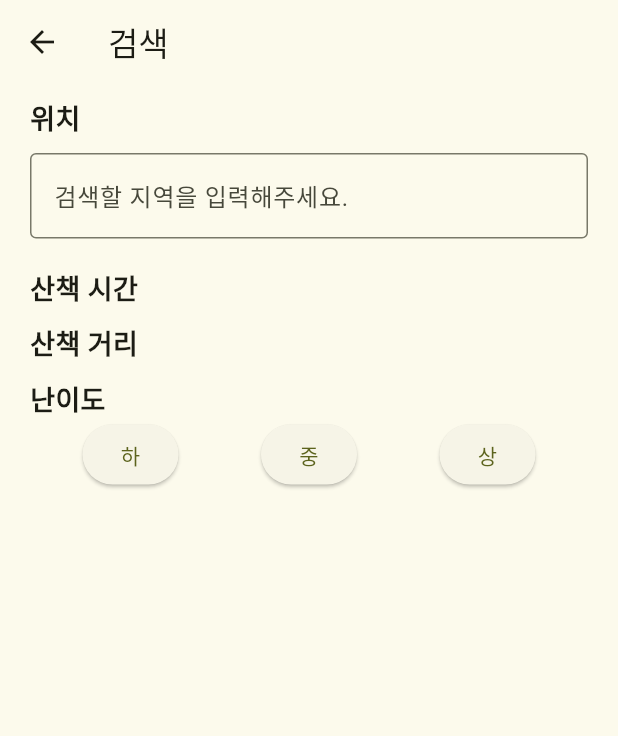
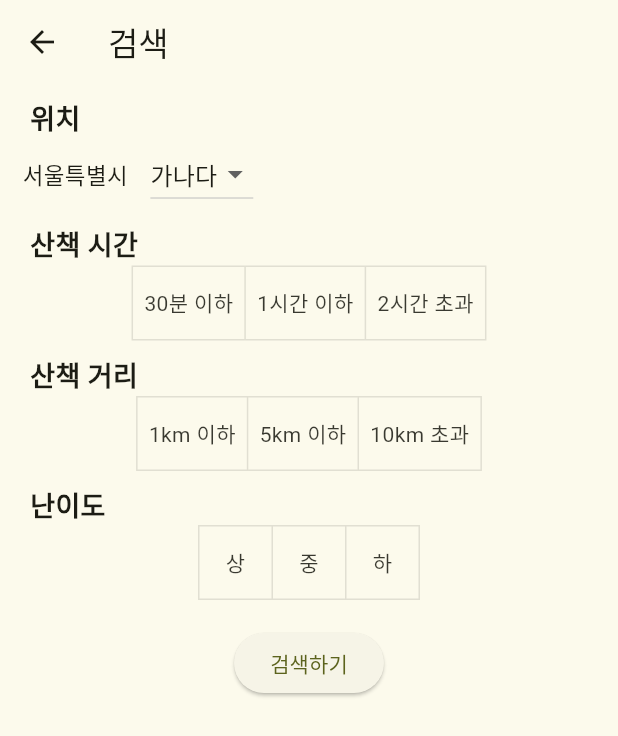
Before and after one commit to SangoProject/sangoapp, a Flutter app: the SearchPage screen opened directly, on a phone screen of 412 x 824 dp. Shown: the top 736 px of the screen. Run offline on Flutter 3.47's test engine with Material 2 defaults, Android fonts, the phone set to English and light mode, and no system bars; our stand-ins replace firebase_auth, firebase_core, google_maps_flutter, google_sign_in, table_calendar; accounts and stored records are empty; Roboto replaces fonts that are missing (Pretendard).

Commit message:
검색 화면

```diff
--- a/lib/screens/searchPage.dart
+++ b/lib/screens/searchPage.dart
@@ -1,4 +1,5 @@
 import 'package:flutter/material.dart';
+import 'package:sangoproject/screens/searchResultPage.dart';
 
 class SearchPage extends StatefulWidget{
   @override
@@ -8,6 +9,12 @@ class SearchPage extends StatefulWidget{
 }
 
 class _SearchPage extends State<SearchPage>{
+  List<String> dropdownList = ['가나다', '라마바', '사아자'];
+  String dropdownValue = '가나다';
+  List<bool> _selections1 = List.generate(3, (index) => false);
+  List<bool> _selections2 = List.generate(3, (index) => false);
+  List<bool> _selections3 = List.generate(3, (index) => false);
+
   @override
   Widget build(BuildContext context){
     return Scaffold(
@@ -28,14 +35,26 @@ class _SearchPage extends State<SearchPage>{
               ),
             ),
           ),
-          Padding(
-            padding: const EdgeInsets.only(top: 10, bottom: 10, left: 20, right: 20),
-            child: TextField(
-              decoration: InputDecoration(
-                hintText: '검색할 지역을 입력해주세요.',
-                border: OutlineInputBorder(),
+          Row(
+            children: <Widget>[
+              SizedBox(width: 15,),
+              Text('서울특별시', style: TextStyle(fontSize: 15)),
+              SizedBox(width: 15,),
+              DropdownButton<String>(
+                value: dropdownValue,
+                onChanged: (String? newValue){
+                  setState(() {
+                    dropdownValue = newValue!;
+                  });
+                },
+                items: dropdownList.map<DropdownMenuItem<String>>((String value){
+                  return DropdownMenuItem<String>(
+                    value: value,
+                    child: Text(value),
+                  );
+                }).toList(),
               ),
-            ),
+            ],
           ),
 
           //산책시간
@@ -49,6 +68,24 @@ class _SearchPage extends State<SearchPage>{
               ),
             ),
           ),
+          Row(
+            mainAxisAlignment: MainAxisAlignment.center,
+            children: <Widget>[
+              ToggleButtons(
+                children: <Widget>[
+                  Text("  30분 이하  "),
+                  Text("  1시간 이하  "),
+                  Text("  2시간 초과  "),
+                ],
+                onPressed: (int index){
+                  setState(() {
+                    _selections1[index] = !_selections1[index];
+                  });
+                },
+                isSelected: _selections1,
+              )
+            ],
+          ),
 
           //산책거리
           Padding(
@@ -60,6 +97,24 @@ class _SearchPage extends State<SearchPage>{
                 fontWeight: FontWeight.bold,
               ),
             ),
+          ),
+          Row(
+            mainAxisAlignment: MainAxisAlignment.center,
+            children: <Widget>[
+              ToggleButtons(
+                children: <Widget>[
+                  Text("  1km 이하  "),
+                  Text("  5km 이하  "),
+                  Text("  10km 초과  "),
+                ],
+                onPressed: (int index){
+                  setState(() {
+                    _selections2[index] = !_selections2[index];
+                  });
+                },
+                isSelected: _selections2,
+              )
+            ],
           ),
 
           //난이도
@@ -74,19 +129,34 @@ class _SearchPage extends State<SearchPage>{
             ),
           ),
           Row(
-            mainAxisAlignment: MainAxisAlignment.spaceEvenly,
+            mainAxisAlignment: MainAxisAlignment.center,
+            children: <Widget>[
+              ToggleButtons(
+                children: <Widget>[
+                  Text("   상   "),
+                  Text("   중   "),
+                  Text("   하   "),
+                ],
+                onPressed: (int index){
+                  setState(() {
+                    _selections3[index] = !_selections3[index];
+                  });
+                },
+                isSelected: _selections3,
+              )
+            ],
+          ),
+
+          SizedBox(height: 18,),
+          Row(
+            mainAxisAlignment: MainAxisAlignment.center,
             children: <Widget>[
               ElevatedButton(
-                  onPressed: (){},
-                  child: Text('하')
-              ),
-              ElevatedButton(
-                  onPressed: (){},
-                  child: Text('중')
-              ),
-              ElevatedButton(
-                  onPressed: (){},
-                  child: Text('상')
+                  onPressed: (){
+                    Navigator.of(context).push(
+                        MaterialPageRoute(builder: (context) => SearchResultPage()));
+                  },
+                  child: Text('검색하기')
               ),
             ],
           ),
```
Also changed, not shown: lib/screens/components/searchDetailPage.dart (added, +26 -0 lines), lib/screens/searchResultPage.dart (added, +29 -0 lines), pubspec.lock.
